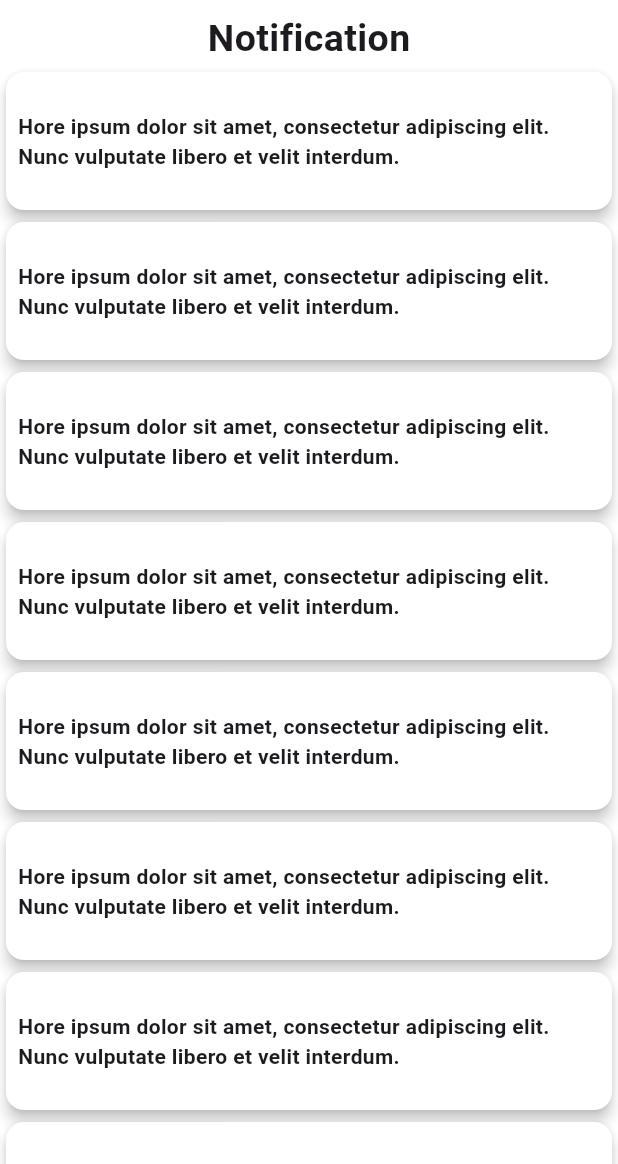
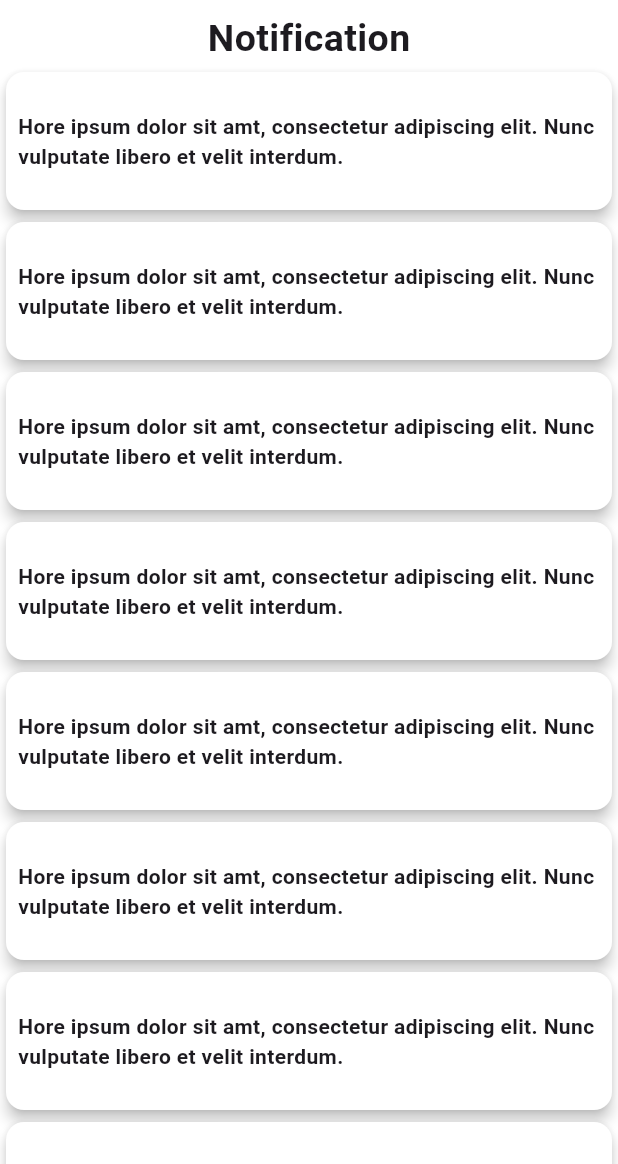
Before and after one commit to Shovon0017/Homemade-Haven, a Flutter app: the NotificationShow screen opened directly, on a phone screen of 412 x 824 dp, the part 72-1236 px from its top. Run offline on Flutter 3.47's test engine with Material 3 defaults, Android fonts, the phone set to English and light mode, and no system bars; our stand-ins replace animated_notch_bottom_bar, carousel_slider, flutter_secure_storage, get, get_storage, shimmer; accounts and stored records are empty.

```diff
--- a/lib/view/screen/notification/notification.dart
+++ b/lib/view/screen/notification/notification.dart
@@ -32,7 +32,7 @@ class NotificationShow extends StatelessWidget {
                     color: Colors.white,
                     child: Center(child: Padding(
                       padding: EdgeInsets.all(8.0),
-                      child: Text("Hore ipsum dolor sit amet, consectetur adipiscing elit. Nunc vulputate libero et velit interdum.",style: TextStyle(fontWeight: FontWeight.bold),),
+                      child: Text("Hore ipsum dolor sit amt, consectetur adipiscing elit. Nunc vulputate libero et velit interdum.",style: TextStyle(fontWeight: FontWeight.bold),),
                     )),
                   ),
                 );
```
